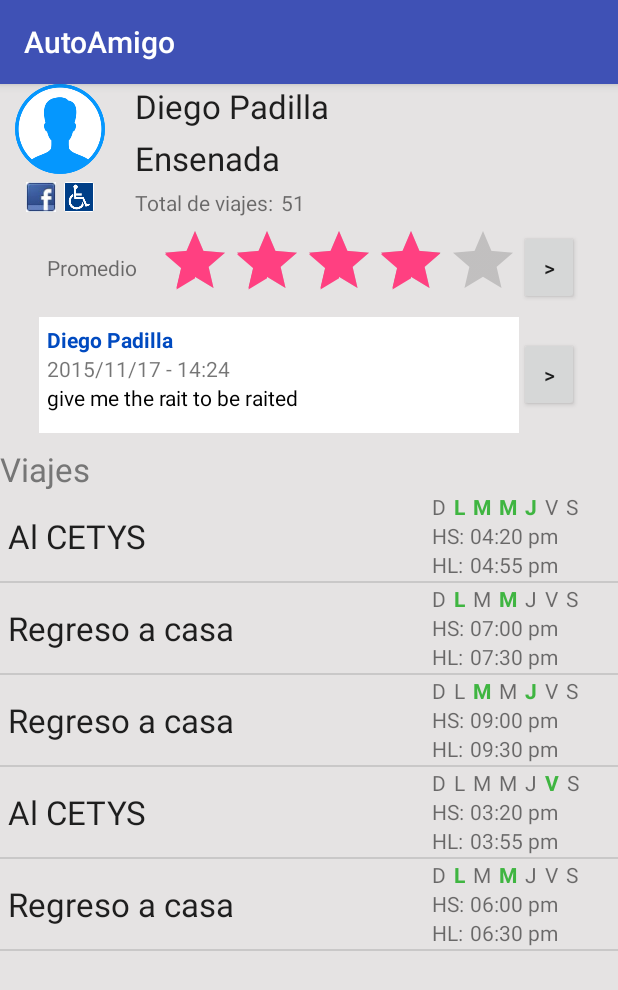
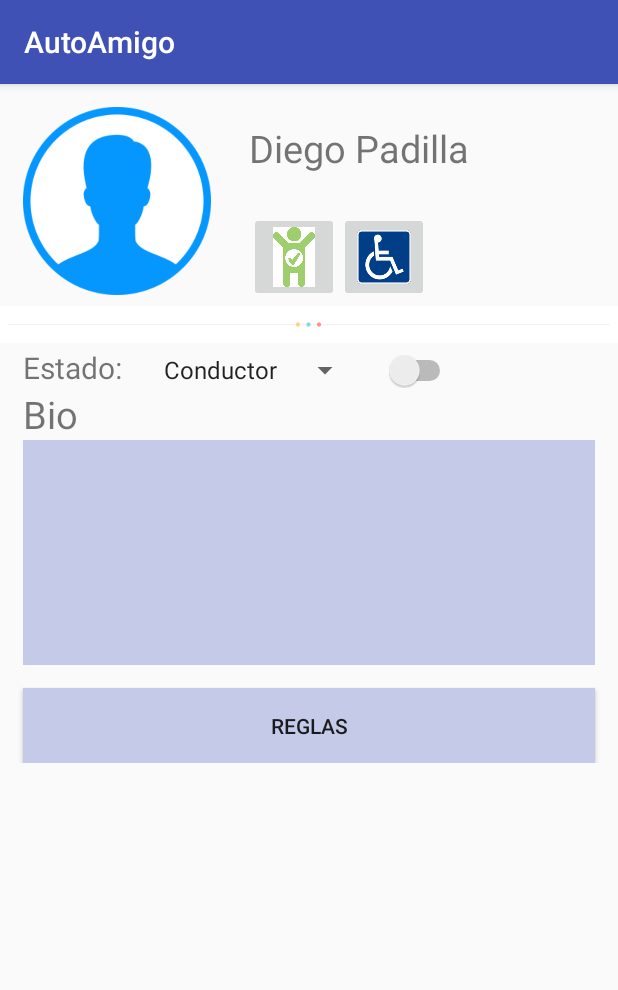
Before and after one commit to AutoAmigo/AutoAmigo, an Android app: the screen it shows after launch (UserActivity before the commit, UserInterface after it), on a phone screen of 412 x 824 dp. Shown: the top 990 px of the screen. Run offline under Robolectric (Android 15) with nearby library versions, the phone set to English and light mode, and no system bars.

Commit message:
User Interface agregada
Agregada actividad para desplegar usuario propio.

```diff
--- /dev/null
+++ b/app/src/main/java/schnauzer/digital/autoamigo/UserInterface.java
@@ -0,0 +1,117 @@
+package schnauzer.digital.autoamigo;
+
+import android.app.Dialog;
+import android.content.Intent;
+import android.os.Bundle;
+import android.support.v7.app.AppCompatActivity;
+import android.util.Log;
+import android.view.View;
+import android.widget.Button;
+import android.widget.CheckBox;
+import android.widget.ListView;
+import android.widget.TabHost;
+
+import java.util.ArrayList;
+
+/**
+ * Created by Erik on 11/23/2015.
+ */
+public class UserInterface extends AppCompatActivity {
+    Button reglas;
+    final String logTag ="UserInterface";
+
+
+    @Override
+    protected void onCreate(Bundle savedInstanceState) {
+        super.onCreate(savedInstanceState);
+        setContentView(R.layout.user_interface);
+
+        TabHost tabHost = (TabHost)findViewById(R.id.tabHost);
+        tabHost.setup();
+
+        TabHost.TabSpec tabSpec = tabHost.newTabSpec("Perfil");
+        tabSpec.setContent(R.id.perfil);
+        tabSpec.setIndicator("Perfil");
+        tabHost.addTab(tabSpec);
+
+        tabSpec = tabHost.newTabSpec("Viajes");
+        tabSpec.setContent(R.id.viajes);
+        tabSpec.setIndicator("Viajes");
+        tabHost.addTab(tabSpec);
+
+
+
+        reglas = (Button) findViewById(R.id.reglasBtn);
+        reglas.setOnClickListener(new View.OnClickListener() {
+            @Override
+            public void onClick(View v) {
+                reglasDialog();
+            }
+        });
+
+    }
+
+
+
+    public void onCheckboxClicked (View view){
+        boolean checked = ((CheckBox) view).isChecked();
+
+        switch(view.getId()) {
+            case R.id.checkbox_noComer:
+                if (checked)
+                    Log.d(logTag,"NoComer" );
+                else
+                    //sdfdsf
+                break;
+            case R.id.checkbox_noDormir:
+                if (checked)
+                    Log.d(logTag,"NoDormir" );
+                else
+
+                break;
+            case R.id.checkbox_noMusica:
+                if (checked)
+                    Log.d(logTag,"NoMusica" );
+                else
+
+                break;
+            case R.id.checkbox_noHablar:
+                if (checked)
+                    Log.d(logTag,"NoHablar" );
+                else
+
+                break;
+
+
+        }
+
+    }
+
+
+
+    public void reglasDialog (){
+        final Dialog dialogReglas = new Dialog(this);
+        dialogReglas.setContentView(R.layout.dialog_reglas);
+        CheckBox noComer = (CheckBox)dialogReglas.findViewById(R.id.checkbox_noComer);
+        CheckBox noDormir = (CheckBox)dialogReglas.findViewById(R.id.checkbox_noDormir);
+        CheckBox noMusica = (CheckBox)dialogReglas.findViewById(R.id.checkbox_noMusica);
+        CheckBox noHablar = (CheckBox)dialogReglas.findViewById(R.id.checkbox_noHablar);
+        View.OnClickListener listener = new View.OnClickListener() {
+            @Override
+            public void onClick(View v) {
+                onCheckboxClicked(v);
+            }
+        };
+        noComer.setOnClickListener(listener);
+        noDormir.setOnClickListener(listener);
+        noMusica.setOnClickListener(listener);
+        noHablar.setOnClickListener(listener);
+        dialogReglas.setTitle("Reglas");
+
+        dialogReglas.show();
+    }
+
+
+
+
+}
--- /dev/null
+++ b/app/src/main/res/layout/user_interface.xml
@@ -0,0 +1,151 @@
+<?xml version="1.0" encoding="utf-8"?>
+<LinearLayout xmlns:android="http://schemas.android.com/apk/res/android"
+    android:orientation="vertical" android:layout_width="match_parent"
+    android:layout_height="match_parent">
+    <TabHost
+        android:layout_width="fill_parent"
+        android:layout_height="match_parent"
+        android:id="@+id/tabHost">
+
+        <LinearLayout
+            android:layout_width="match_parent"
+            android:layout_height="match_parent"
+            android:orientation="vertical">
+
+            <TabWidget
+                android:id="@android:id/tabs"
+                android:layout_width="match_parent"
+                android:layout_height="wrap_content"></TabWidget>
+
+            <FrameLayout
+                android:id="@android:id/tabcontent"
+                android:layout_width="match_parent"
+                android:layout_height="match_parent">
+
+                <LinearLayout
+                    android:id="@+id/perfil"
+                    android:layout_width="match_parent"
+                    android:layout_height="match_parent"
+                    android:orientation="vertical">
+                    <LinearLayout
+                        android:layout_width="match_parent"
+                        android:layout_height="wrap_content" android:orientation="horizontal">
+                        <ImageView
+                            android:layout_width="125dp"
+                            android:layout_height="125dp" android:layout_marginLeft="15dp" android:layout_marginTop="15dp"
+                            android:src="@drawable/user" />
+                        <LinearLayout
+                            android:layout_width="wrap_content"
+                            android:layout_height="wrap_content" android:orientation="vertical">
+                        <TextView
+                            android:layout_width="wrap_content"
+                            android:layout_height="wrap_content"
+                            android:text="Diego Padilla"
+                            android:textSize="25dp"
+                            android:layout_marginTop="25dp"
+                            android:layout_marginLeft="25dp"/>
+                        <LinearLayout
+                            android:layout_width="wrap_content"
+                            android:layout_height="wrap_content" android:orientation="horizontal">
+                            <ImageButton
+                                android:layout_width="60dp"
+                                android:layout_height="60dp"
+                                android:src="@drawable/healthy"
+                                android:adjustViewBounds="true"
+                                android:scaleType="fitCenter"
+                                android:layout_marginLeft="25dp"
+                                android:layout_marginTop="25dp"/>
+                            <ImageButton
+                                android:layout_width="60dp"
+                                android:layout_height="60dp"
+                                android:src="@drawable/descapacitado"
+                                android:adjustViewBounds="true"
+                                android:scaleType="fitCenter"
+                                android:layout_marginTop="25dp"/>
+
+                        </LinearLayout>
+                        </LinearLayout>
+                    </LinearLayout>
+                    <!-- Termina Area Imagen -->
+                    <LinearLayout
+                        android:layout_width="match_parent"
+                        android:layout_height="wrap_content" android:orientation="vertical"
+                        >
+                        <ImageView
+                            android:layout_width="match_parent"
+                            android:layout_height="30dp"
+                            android:src="@drawable/divider_1"
+                            android:adjustViewBounds="true"
+                            android:scaleType="fitCenter"/>
+                        <LinearLayout
+                            android:layout_width="match_parent"
+                            android:layout_height="wrap_content" android:orientation="horizontal">
+                            <TextView
+                                android:layout_width="wrap_content"
+                                android:layout_height="wrap_content" android:text="Estado: "
+                                android:layout_marginLeft="15dp"
+                                android:textSize="20dp"
+                                />
+                            <Spinner
+                                android:layout_width="wrap_content"
+                                android:layout_height="wrap_content"
+                                android:entries="@array/estado_array"
+                                android:layout_marginLeft="15dp">
+
+                            </Spinner>
+                            <Switch
+                                android:layout_width="wrap_content"
+                                android:layout_height="wrap_content"
+                                android:layout_marginLeft="15dp"/>
+                        </LinearLayout>
+                        <TextView
+                            android:layout_width="wrap_content"
+                            android:layout_height="wrap_content"
+                            android:text="Bio"
+                            android:textSize="25dp"
+                            android:layout_marginLeft="15dp"/>
+                        <EditText
+                            android:layout_width="match_parent"
+                            android:layout_height="150dp"
+                            android:background="#C5CAE9"
+                            android:layout_marginLeft="15dp"
+                            android:layout_marginRight="15dp"/>
+                        <Button
+                            android:layout_width="match_parent"
+                            android:layout_height="50dp"
+                            android:text="Reglas"
+                            android:id="@+id/reglasBtn"
+                            android:background="#C5CAE9"
+                            android:layout_marginLeft="15dp"
+                            android:layout_marginRight="15dp"
+                            android:layout_marginTop="15dp"
+                            />
+
+
+
+
+
+                    </LinearLayout>
+
+
+                </LinearLayout>
+
+                <LinearLayout
+                    android:id="@+id/viajes"
+                    android:layout_width="match_parent"
+                    android:layout_height="match_parent"
+                    android:orientation="vertical">
+
+                    <ListView
+                        android:layout_width="fill_parent"
+                        android:layout_height="fill_parent"
+                        android:id="@+id/rideListView2"
+                        />
+
+                </LinearLayout>
+
+            </FrameLayout>
+
+        </LinearLayout>
+    </TabHost>
+</LinearLayout>
--- a/app/src/main/res/values/strings.xml
+++ b/app/src/main/res/values/strings.xml
@@ -34,4 +34,15 @@
 
     <string name="settings">Configuración</string>
     <string name="about">Acerca de</string>
+
+    <string-array name="estado_array">
+        <item>Conductor</item>
+        <item>Pasajero</item>
+    </string-array>
+
+    <string name="reglaNoComer">No comer</string>
+    <string name="reglaNoDormir">No Dormir</string>
+    <string name="reglaNoMusica">No Musica</string>
+    <string name="reglaNoHablar">No hablar</string>
+
 </resources>
```
Also changed, not shown: app/src/main/AndroidManifest.xml (+12 -2 lines), app/src/main/res/layout/dialog_reglas.xml (added, +30 -0 lines), app/src/main/res/drawable/divider_1.png (added), app/src/main/res/drawable/divider_2.png (added), app/src/main/res/drawable/healthy.png (added).
